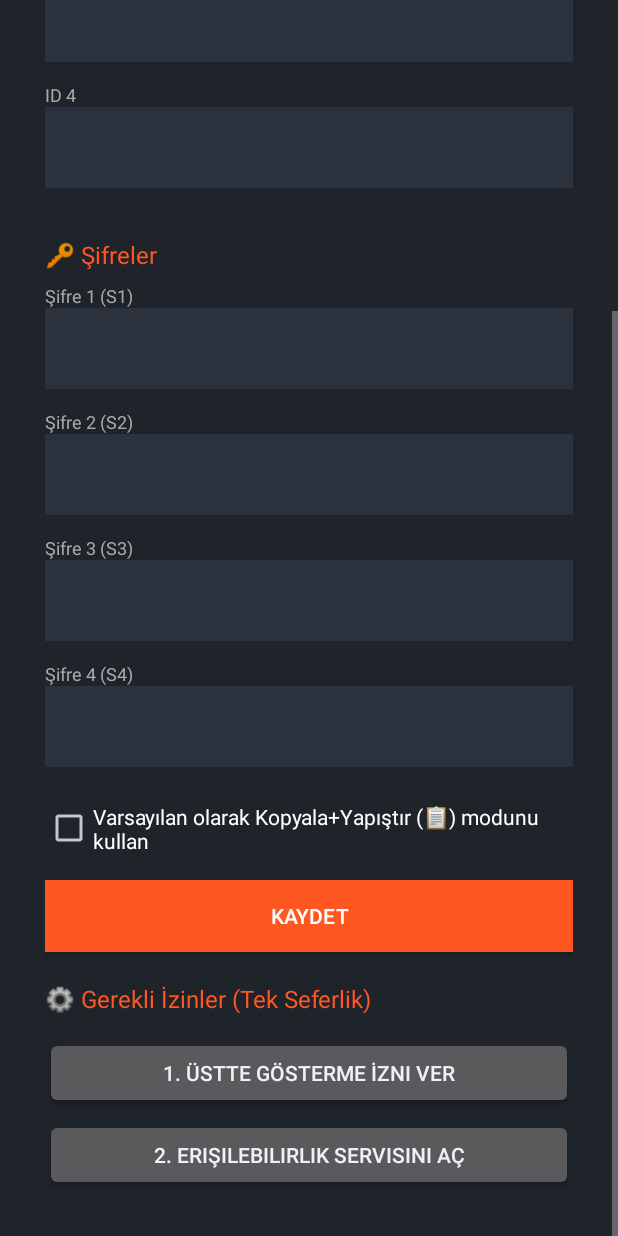
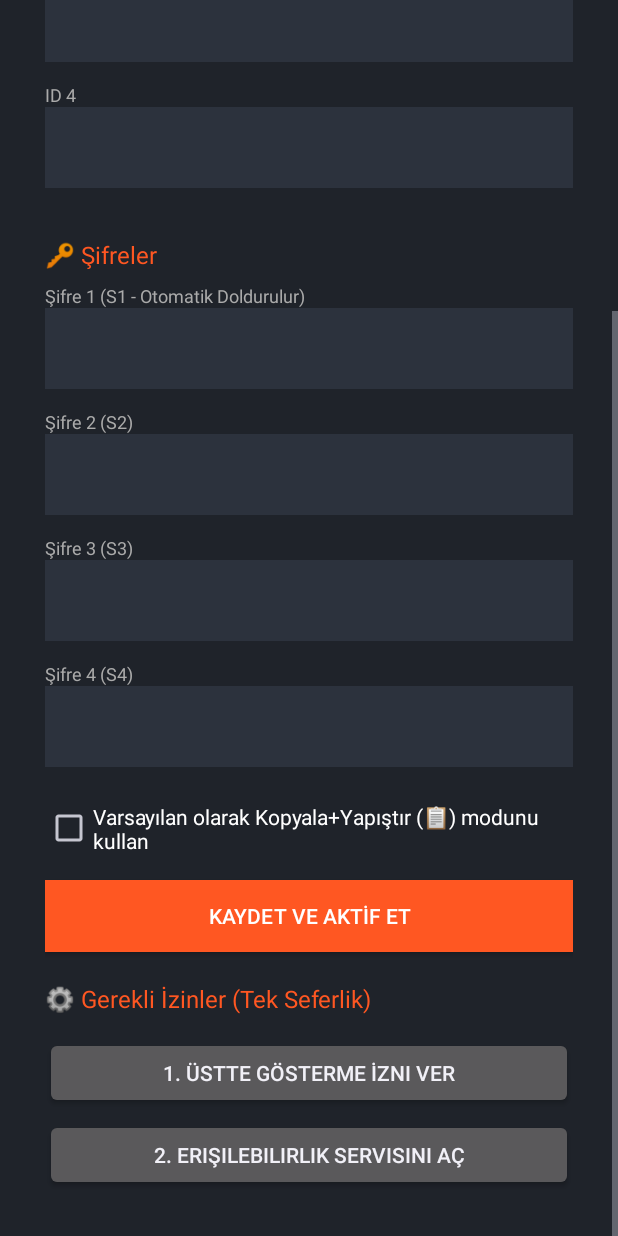
Before and after one commit to Wesmolid/hizli-giris-apk, an Android app: the screen it shows after launch (MainActivity), scrolled down 277 dp, on a phone screen of 412 x 824 dp. Run offline under Robolectric (Android 15) with nearby library versions, the phone set to English and light mode, and no system bars.

Commit message:
MainActivity.kt

```diff
--- a/app/src/main/java/com/hizligiris/app/MainActivity.kt
+++ b/app/src/main/java/com/hizligiris/app/MainActivity.kt
@@ -5,6 +5,7 @@ import android.content.Context
 import android.content.Intent
 import android.graphics.Color
 import android.net.Uri
+import android.os.Build
 import android.os.Bundle
 import android.provider.Settings
 import android.text.InputType
@@ -68,7 +69,7 @@ class MainActivity : Activity() {
         addInput("id4", "ID 4", false)
 
         addSectionTitle("🔑 Şifreler")
-        addInput("s1", "Şifre 1 (S1)", true)
+        addInput("s1", "Şifre 1 (S1 - Otomatik Doldurulur)", true)
         addInput("s2", "Şifre 2 (S2)", true)
         addInput("s3", "Şifre 3 (S3)", true)
         addInput("s4", "Şifre 4 (S4)", true)
@@ -83,7 +84,7 @@ class MainActivity : Activity() {
         ).apply { topMargin = 15 })
 
         val saveBtn = Button(this).apply {
-            text = "KAYDET"
+            text = "KAYDET VE AKTİF ET"
             setBackgroundColor(Color.parseColor("#ff5722"))
             setTextColor(Color.WHITE)
             setOnClickListener {
@@ -91,7 +92,8 @@ class MainActivity : Activity() {
                 keys.forEach { k -> editor.putString(k, inputs[k]?.text.toString().trim()) }
                 editor.putBoolean("use_paste_mode", pasteSwitch.isChecked)
                 editor.apply()
-                Toast.makeText(this@MainActivity, "Kaydedildi!", Toast.LENGTH_SHORT).show()
+                reviveService()
+                Toast.makeText(this@MainActivity, "Kaydedildi ve Bar Aktif Edildi!", Toast.LENGTH_SHORT).show()
             }
         }
         root.addView(saveBtn, LinearLayout.LayoutParams(
@@ -127,4 +129,29 @@ class MainActivity : Activity() {
         scroll.addView(root)
         setContentView(scroll)
     }
+
+    override fun onResume() {
+        super.onResume()
+        // Uygulamaya her girildiğinde servisi ve yüzen barı otomatik dirilt!
+        reviveService()
+    }
+
+    private fun reviveService() {
+        try {
+            val intent = Intent(this, AutoFillService::class.java).apply {
+                action = "ACTION_REVIVE_BAR"
+            }
+            if (Build.VERSION.SDK_INT >= Build.VERSION_CODES.O) {
+                startForegroundService(intent)
+            } else {
+                startService(intent)
+            }
+        } catch (e: Throwable) {
+            try {
+                startService(Intent(this, AutoFillService::class.java).apply {
+                    action = "ACTION_REVIVE_BAR"
+                })
+            } catch (ex: Throwable) {}
+        }
+    }
 }
```
